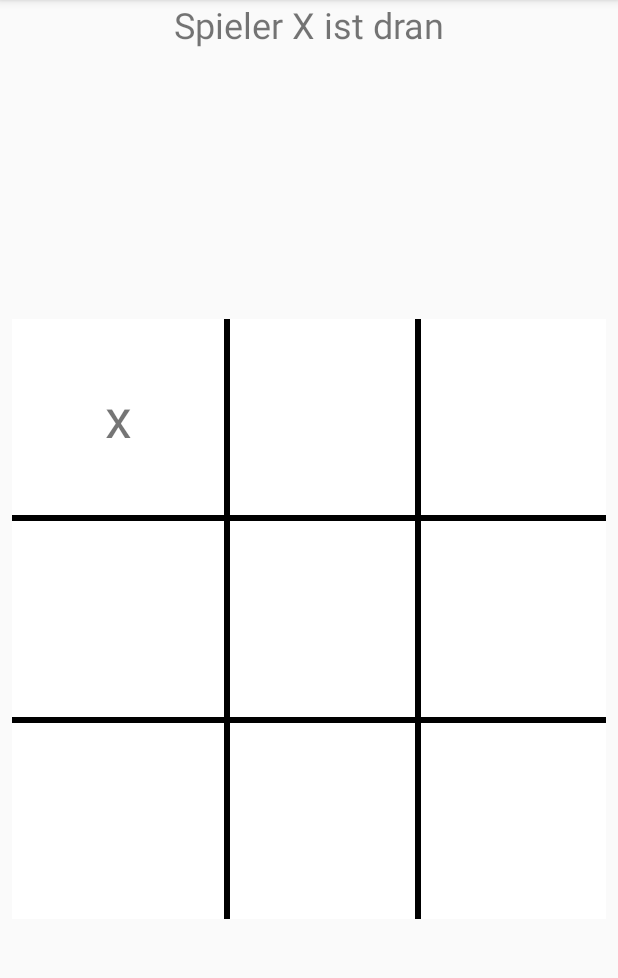
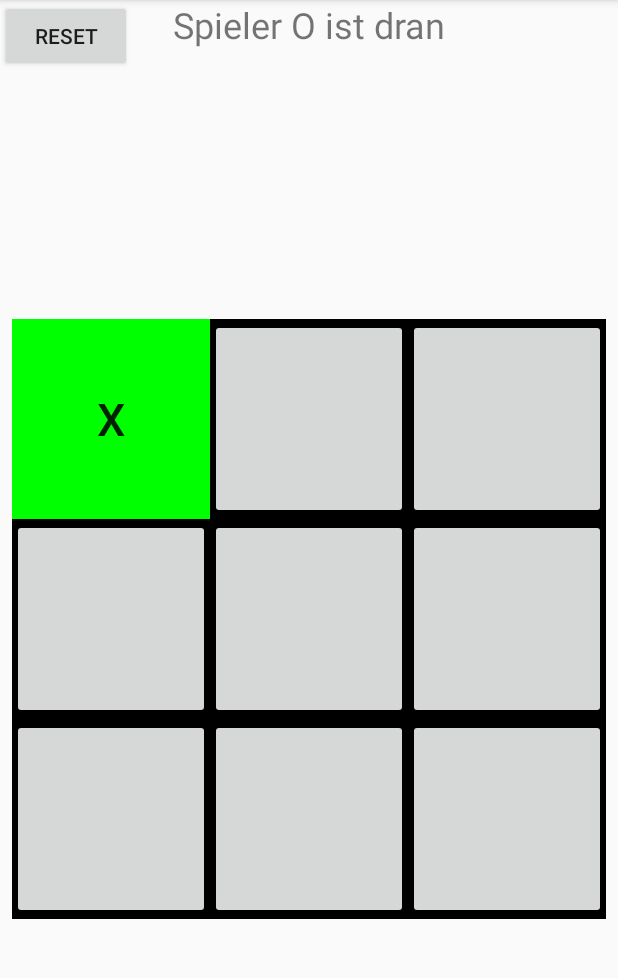
Before and after one commit to Vinniento/TicTacToe, an Android app: the screen it shows after launch (MainActivity), after a tap on an icon or button, on a phone screen of 412 x 824 dp, the part 84-1062 px from its top. Run offline under Robolectric (Android 15) with nearby library versions, the phone set to English and light mode, and no system bars.

Commit message:
no message

```diff
--- a/app/src/main/java/com/example/tictactoe/MainActivity.kt
+++ b/app/src/main/java/com/example/tictactoe/MainActivity.kt
@@ -1,33 +1,92 @@
 package com.example.tictactoe
 
+import android.graphics.Color
 import android.os.Bundle
+import android.widget.Button
 import android.widget.TextView
+import android.widget.Toast
 import androidx.appcompat.app.AppCompatActivity
 import kotlinx.android.synthetic.main.activity_main.*
 
 class MainActivity : AppCompatActivity() {
 
+    var count = 0
+    val setSymbol = { if (count % 2 == 0) "X" else "O" }
+
     override fun onCreate(savedInstanceState: Bundle?) {
         super.onCreate(savedInstanceState)
         setContentView(R.layout.activity_main)
-        var count = 0
-        val allFields = arrayListOf<TextView>(field0, field1, field2, field3, field4, field5, field6, field7, field8)
-        var whoseTurn = {count%2}
-        fun wt() = whoseTurn ? 0 "x"
-        allFields.forEach{
-                field -> field.setOnClickListener {
-                    field.text = "x"
-                    count++
+
+        fun setStatusText () {statustext.text = "Spieler ${setSymbol()} ist dran"}
+
+
+
+        val allFields = arrayListOf<TextView>(
+            field0,
+            field1,
+            field3,
+            field2,
+            field4,
+            field5,
+            field6,
+            field7,
+            field8
+        )
+        allFields.forEach {
+                field ->
+                    field.setOnClickListener {
+                        if (field.text.isEmpty()) {
+                            field.text = setSymbol().capitalize()
+                            if(field.text =="X")
+                                field.setBackgroundColor(Color.GREEN)
+                            else
+                                field.setBackgroundColor(Color.BLUE)
+
+
+                            if(hasWon()) {
+                                Toast.makeText(
+                                    this,
+                                    "winner is player ${setSymbol()} after ${count + 1} rounds",
+                                    Toast.LENGTH_LONG
+                                ).show()
+                                allFields.forEach { field -> field.isClickable=false }
+                            }
+                            count++
+                            setStatusText()
 
                 }
+            }
+        }
+
+        reset.setOnClickListener {
+            allFields.forEach{field -> field.text = ""}
+            count = 0
+            setStatusText()
+            allFields.forEach { field -> field.isClickable=true }
         }
 
     }
 
+    fun checkIfThreeSame(f0: Button, f1: Button, f2: Button): Boolean {
+        var currSymbol = setSymbol()
+        return (f0.text == currSymbol && f1.text == currSymbol && f2.text == currSymbol)
+    }
 
-fun setSymbol(symbol: String, position: TextView) {
+    fun hasWon(): Boolean {
+        //horiz
+        return (checkIfThreeSame(field0, field1, field3) ||
+                checkIfThreeSame(field2, field4, field5) ||
+            checkIfThreeSame(field6, field7, field8) ||
+                //vert
+            checkIfThreeSame(field0, field2, field6) ||
+            checkIfThreeSame(field1, field4, field7) ||
+            checkIfThreeSame(field3, field5, field8) ||
+                //diag
+            checkIfThreeSame(field0, field4, field8) ||
+            checkIfThreeSame(field3, field4, field6))
 
-    if (position.text.isBlank()) position.text = symbol
-}
+
+    }
+
 
 }
--- a/app/src/main/res/layout/activity_main.xml
+++ b/app/src/main/res/layout/activity_main.xml
@@ -11,7 +11,6 @@
         android:id="@+id/statustext"
         android:layout_width="wrap_content"
         android:layout_height="wrap_content"
-        android:text="Spieler X ist dran"
         android:textSize="24sp"
         app:layout_constraintEnd_toEndOf="parent"
         app:layout_constraintStart_toStartOf="parent"
@@ -36,35 +35,26 @@
             android:layout_height="match_parent"
             android:layout_weight="1">
 
-            <TextView
+            <Button
                 android:id="@+id/field0"
                 android:layout_width="wrap_content"
                 android:layout_height="match_parent"
-                android:layout_marginRight="4dp"
                 android:layout_weight="1"
-                android:background="@android:color/white"
-                android:gravity="center"
-                android:textSize="36sp" />
+                android:textSize="30sp" />
 
-            <TextView
+            <Button
                 android:id="@+id/field1"
                 android:layout_width="wrap_content"
                 android:layout_height="match_parent"
                 android:layout_weight="1"
-                android:background="@android:color/white"
-                android:gravity="center"
-                android:textSize="36sp" />
+                android:textSize="30sp" />
 
-            <TextView
+            <Button
                 android:id="@+id/field2"
                 android:layout_width="wrap_content"
                 android:layout_height="match_parent"
-                android:layout_marginLeft="4dp"
                 android:layout_weight="1"
-                android:background="@android:color/white"
-                android:gravity="center"
-                android:textSize="36sp" />
-
+                android:textSize="30sp" />
         </TableRow>
 
         <TableRow
@@ -72,40 +62,26 @@
             android:layout_height="match_parent"
             android:layout_weight="1">
 
-            <TextView
+            <Button
                 android:id="@+id/field3"
                 android:layout_width="wrap_content"
                 android:layout_height="match_parent"
-                android:layout_marginTop="4dp"
-                android:layout_marginRight="4dp"
-                android:layout_marginBottom="4dp"
                 android:layout_weight="1"
-                android:background="@android:color/white"
-                android:gravity="center"
-                android:textSize="36sp" />
+                android:textSize="30sp" />
 
-            <TextView
+            <Button
                 android:id="@+id/field4"
                 android:layout_width="wrap_content"
                 android:layout_height="match_parent"
-                android:layout_marginTop="4dp"
-                android:layout_marginBottom="4dp"
                 android:layout_weight="1"
-                android:background="@android:color/white"
-                android:gravity="center"
-                android:textSize="36sp" />
+                android:textSize="30sp" />
 
-            <TextView
+            <Button
                 android:id="@+id/field5"
                 android:layout_width="wrap_content"
                 android:layout_height="match_parent"
-                android:layout_marginLeft="4dp"
-                android:layout_marginTop="4dp"
-                android:layout_marginBottom="4dp"
                 android:layout_weight="1"
-                android:background="@android:color/white"
-                android:gravity="center"
-                android:textSize="36sp" />
+                android:textSize="30sp" />
         </TableRow>
 
         <TableRow
@@ -113,36 +89,36 @@
             android:layout_height="match_parent"
             android:layout_weight="1">
 
-            <TextView
+            <Button
                 android:id="@+id/field6"
                 android:layout_width="wrap_content"
                 android:layout_height="match_parent"
-                android:layout_marginRight="4dp"
                 android:layout_weight="1"
-                android:background="@android:color/white"
-                android:gravity="center"
-                android:textSize="36sp" />
+                android:textSize="30sp" />
 
-            <TextView
+            <Button
                 android:id="@+id/field7"
                 android:layout_width="wrap_content"
                 android:layout_height="match_parent"
                 android:layout_weight="1"
-                android:background="@android:color/white"
-                android:gravity="center"
-                android:textSize="36sp" />
+                android:textSize="30sp" />
 
-            <TextView
+            <Button
                 android:id="@+id/field8"
                 android:layout_width="wrap_content"
                 android:layout_height="match_parent"
-                android:layout_marginLeft="4dp"
                 android:layout_weight="1"
-                android:background="@android:color/white"
-                android:gravity="center"
-                android:textSize="36sp" />
+                android:textSize="30sp" />
         </TableRow>
 
     </TableLayout>
 
+    <Button
+        android:id="@+id/reset"
+        android:layout_width="wrap_content"
+        android:layout_height="wrap_content"
+        android:text="reset"
+        tools:layout_editor_absoluteX="295dp"
+        tools:layout_editor_absoluteY="63dp" />
+
 </androidx.constraintlayout.widget.ConstraintLayout>
--- a/app/src/main/res/values/colors.xml
+++ b/app/src/main/res/values/colors.xml
@@ -3,4 +3,6 @@
     <color name="colorPrimary">#6200EE</color>
     <color name="colorPrimaryDark">#3700B3</color>
     <color name="colorAccent">#03DAC5</color>
+    <color name="knotsBackground">@android:color/holo_green_light</color>
+    <color name="crossesBackground">@android:color/darker_gray</color>
 </resources>
```
